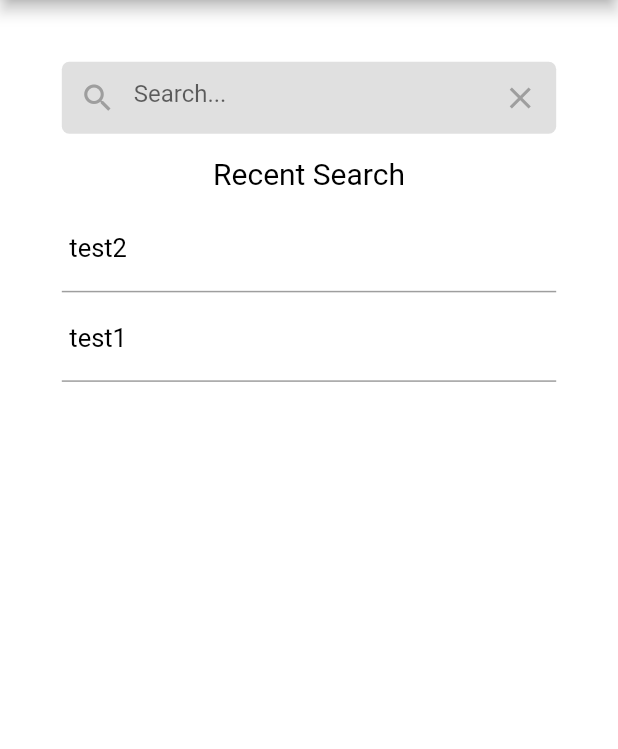
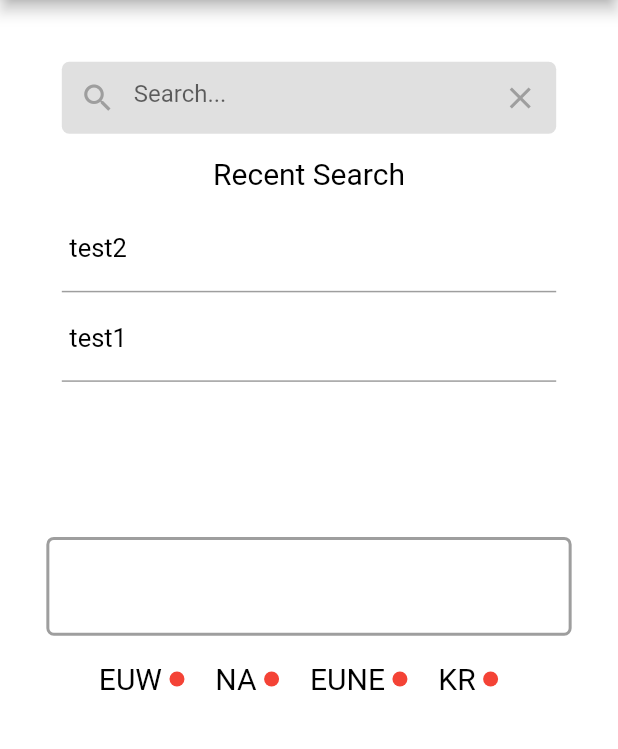
Before and after one commit to gabirel1/Projet-hub-MyLOL-Data-Viewer, a Flutter app: the screen it shows after launch, on a phone screen of 412 x 824 dp, the part 84-833 px from its top. Run offline on Flutter 3.47's test engine with Material 2 defaults, Android fonts, the light colour scheme and no system bars; our stand-ins replace cached_network_image, shared_preferences; missing offline and left inert: dart:ffi, shared_preferences_web; network calls fail.

Commit message:
[main]: adding lol server status

```diff
--- /dev/null
+++ b/lib/api_endpoints/mainscreen.dart
@@ -0,0 +1,74 @@
+import 'dart:convert';
+import 'dart:ffi';
+
+import 'package:flutter/material.dart';
+import 'package:intl/intl.dart';
+import 'package:my_op_gg/utils/api_utils.dart';
+
+class MainScreenAPI {
+  MaterialColor colorEUW = Colors.red;
+  MaterialColor colorNA = Colors.red;
+  MaterialColor colorEUNE = Colors.red;
+  MaterialColor colorKR = Colors.red;
+
+  MainScreenAPI();
+
+  fetch() async {
+    try {
+      var response = await getAPI("status/v3/shard-data", server: "euw1");
+      if (response.statusCode == 200) {
+        var body = json.decode(response.body);
+        if (body['services'][0]['status'] == "online") {
+          colorEUW = Colors.green;
+        } else {
+          colorEUW = Colors.red;
+        }
+      }
+      var response2 = await getAPI("status/v3/shard-data", server: "na1");
+      if (response2.statusCode == 200) {
+        var body = json.decode(response2.body);
+        if (body['services'][0]['status'] == "online") {
+          colorNA = Colors.green;
+        } else {
+          colorNA = Colors.red;
+        }
+      }
+      var response3 = await getAPI("status/v3/shard-data", server: "eun1");
+      if (response3.statusCode == 200) {
+        var body = json.decode(response3.body);
+        if (body['services'][0]['status'] == "online") {
+          colorEUNE = Colors.green;
+        } else {
+          colorEUNE = Colors.red;
+        }
+      }
+      var response4 = await getAPI("status/v3/shard-data", server: "kr");
+      if (response4.statusCode == 200) {
+        var body = json.decode(response4.body);
+        if (body['services'][0]['status'] == "online") {
+          colorKR = Colors.green;
+        } else {
+          colorKR = Colors.red;
+        }
+      }
+    } catch (e) {
+      print("error $e");
+    }
+  }
+
+  MaterialColor getColorEUW() {
+    return colorEUW;
+  }
+
+  MaterialColor getColorNA() {
+    return colorNA;
+  }
+
+  MaterialColor getColorEUNE() {
+    return colorEUNE;
+  }
+
+  MaterialColor getColorKR() {
+    return colorKR;
+  }
+}
--- a/lib/main.dart
+++ b/lib/main.dart
@@ -1,4 +1,5 @@
 import 'package:flutter/material.dart';
+import 'package:my_op_gg/api_endpoints/mainscreen.dart';
 import 'package:my_op_gg/views/profile.dart';
 
 void main() {
@@ -42,10 +43,26 @@
   final TextEditingController searchTextController = TextEditingController();
   var region = "euw1";
   List history = ["test1", "test2"];
+  MaterialColor euwStatus = Colors.red;
+  MaterialColor naStatus = Colors.red;
+  MaterialColor euneStatus = Colors.red;
+  MaterialColor koreaStatus = Colors.red;
 
   @override
   void initState() {
     super.initState();
+    loadData();
+  }
+
+  void loadData() async {
+    MainScreenAPI api = MainScreenAPI();
+    await api.fetch();
+    setState(() {
+      euwStatus = api.getColorEUW();
+      naStatus = api.getColorNA();
+      euneStatus = api.getColorEUNE();
+      koreaStatus = api.getColorKR();
+    });
   }
 
   Widget historyList() {
@@ -149,6 +166,9 @@
                               Icons.search,
                             ),
                             onPressed: () async {
+                              if (searchTextController.text.isEmpty == true) {
+                                return;
+                              }
                               await Navigator.push(
                                 context,
                                 MaterialPageRoute(
@@ -168,8 +188,6 @@
                               Icons.clear,
                             ),
                             onPressed: () {
-                              var test = searchTextController.text;
-                              print("test == $test");
                               searchTextController.clear();
                             },
                           ),
@@ -196,7 +214,115 @@
             ),
             Center(
               child: historyList(),
-            )
+            ),
+            Container(
+              width: MediaQuery.of(context).size.width * 0.85,
+              height: MediaQuery.of(context).size.height * 0.08,
+              decoration: BoxDecoration(
+                border: Border.all(
+                  color: Colors.grey,
+                  width: 2,
+                ),
+                borderRadius: BorderRadius.circular(5),
+              ),
+            ),
+            Padding(
+              padding: EdgeInsets.only(
+                top: MediaQuery.of(context).size.height * 0.01,
+              ),
+            ),
+            SizedBox(
+              width: MediaQuery.of(context).size.width * 0.85,
+              height: MediaQuery.of(context).size.height * 0.05,
+              child: Row(
+                children: [
+                  const Padding(
+                    padding: EdgeInsets.only(
+                      left: 35,
+                    ),
+                  ),
+                  const Text(
+                    "EUW",
+                    style: TextStyle(
+                      color: Colors.black,
+                      fontSize: 20,
+                    ),
+                  ),
+                  const Padding(
+                    padding: EdgeInsets.only(
+                      left: 5,
+                    ),
+                  ),
+                  CircleAvatar(
+                    backgroundColor: euwStatus,
+                    radius: 5,
+                  ),
+                  Padding(
+                    padding: EdgeInsets.only(
+                      left: MediaQuery.of(context).size.width * 0.05,
+                    ),
+                  ),
+                  const Text(
+                    "NA",
+                    style: TextStyle(
+                      color: Colors.black,
+                      fontSize: 20,
+                    ),
+                  ),
+                  const Padding(
+                    padding: EdgeInsets.only(
+                      left: 5,
+                    ),
+                  ),
+                  CircleAvatar(
+                    backgroundColor: naStatus,
+                    radius: 5,
+                  ),
+                  Padding(
+                    padding: EdgeInsets.only(
+                      left: MediaQuery.of(context).size.width * 0.05,
+                    ),
+                  ),
+                  const Text(
+                    "EUNE",
+                    style: TextStyle(
+                      color: Colors.black,
+                      fontSize: 20,
+                    ),
+                  ),
+                  const Padding(
+                    padding: EdgeInsets.only(
+                      left: 5,
+                    ),
+                  ),
+                  CircleAvatar(
+                    backgroundColor: euneStatus,
+                    radius: 5,
+                  ),
+                  Padding(
+                    padding: EdgeInsets.only(
+                      left: MediaQuery.of(context).size.width * 0.05,
+                    ),
+                  ),
+                  const Text(
+                    "KR",
+                    style: TextStyle(
+                      color: Colors.black,
+                      fontSize: 20,
+                    ),
+                  ),
+                  const Padding(
+                    padding: EdgeInsets.only(
+                      left: 5,
+                    ),
+                  ),
+                  CircleAvatar(
+                    backgroundColor: koreaStatus,
+                    radius: 5,
+                  ),
+                ],
+              ),
+            ),
           ],
         ),
       ),
```
Also changed, not shown: 1 other file.
